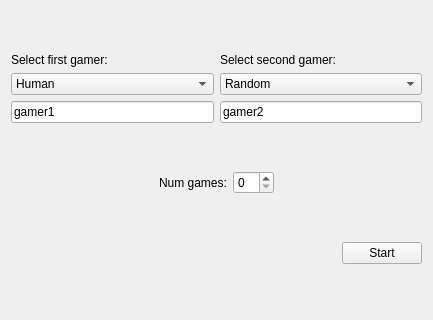
Above: localgamesettingswidget.ui from ProfessorNik/Lab_3 before the change. Below: the same form after it.
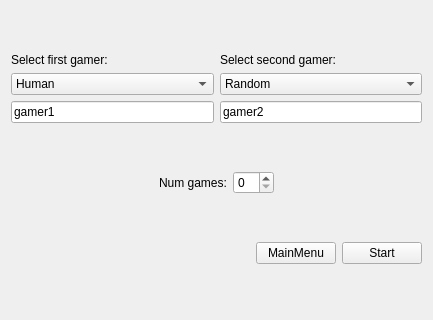
That is the form after the change.

What changed in the file:
```diff
--- a/localgamesettingswidget.ui
+++ b/localgamesettingswidget.ui
@@ -159,6 +159,13 @@
        </property>
       </spacer>
      </item>
+     <item>
+      <widget class="QPushButton" name="menuButton">
+       <property name="text">
+        <string>MainMenu</string>
+       </property>
+      </widget>
+     </item>
      <item>
       <widget class="QPushButton" name="startButton">
        <property name="text">
```
